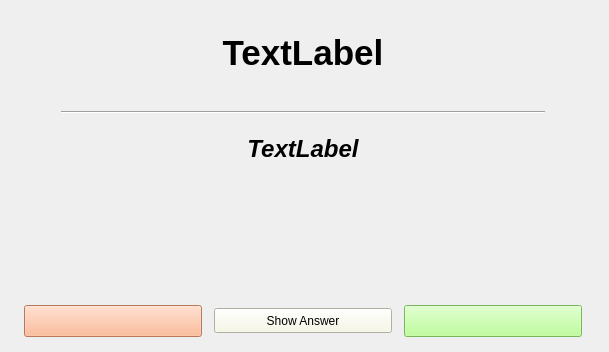
This is Ui/prac_a.ui in robinpalat/idiomindQt as Qt 5 draws it before an edit. The edited form follows.
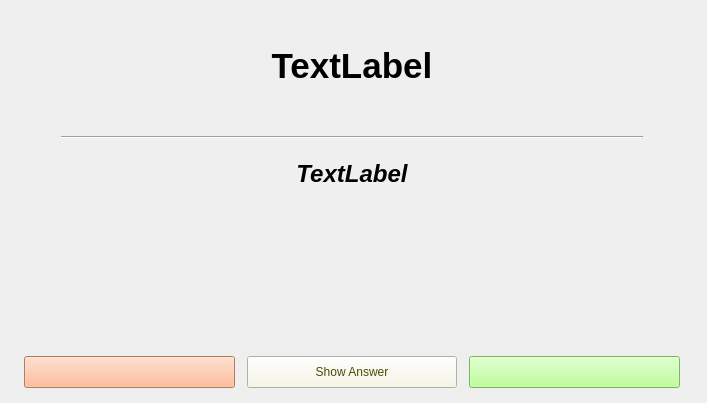
This is the edited form. Icons and pictures are not drawn. Custom widgets are drawn as their Qt base class.

```diff
--- a/Ui/prac_a.ui
+++ b/Ui/prac_a.ui
@@ -6,8 +6,8 @@
    <rect>
     <x>0</x>
     <y>0</y>
-    <width>609</width>
-    <height>352</height>
+    <width>707</width>
+    <height>403</height>
    </rect>
   </property>
   <property name="minimumSize">
@@ -193,11 +193,12 @@
        <property name="minimumSize">
         <size>
          <width>80</width>
-         <height>25</height>
+         <height>32</height>
         </size>
        </property>
        <property name="styleSheet">
-        <string notr="true">background-color: rgb(247, 247, 227);</string>
+        <string notr="true">background-color: rgb(247, 247, 227);
+color: rgb(75, 75, 6);</string>
        </property>
        <property name="text">
         <string>Show Answer</string>
```
